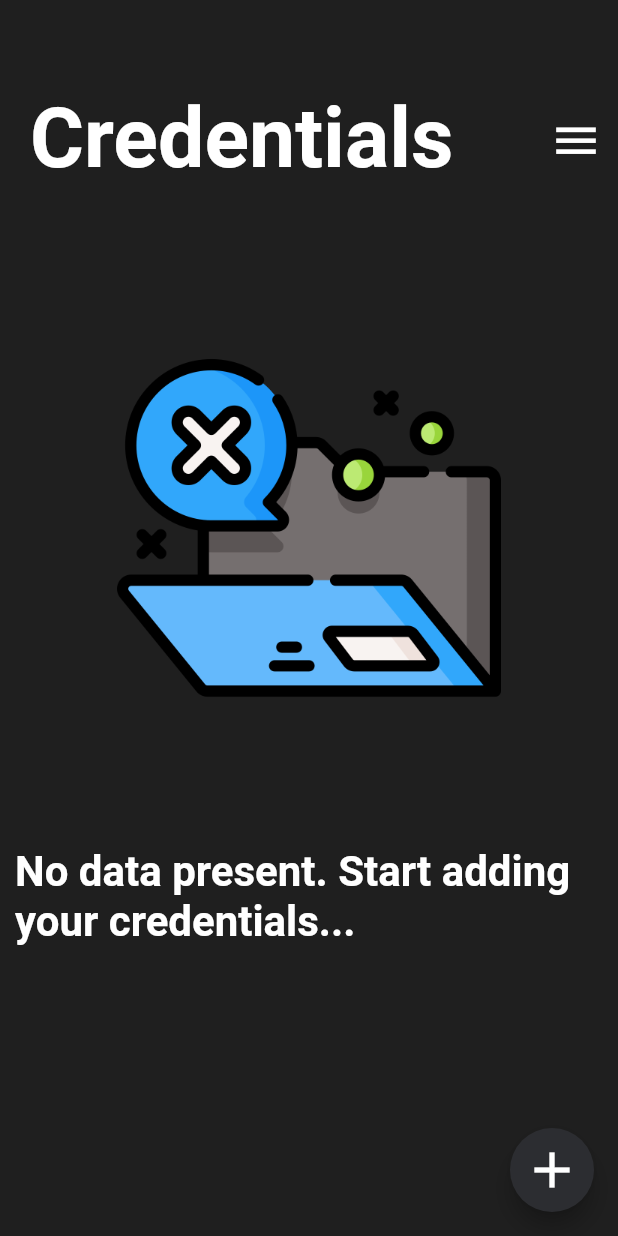
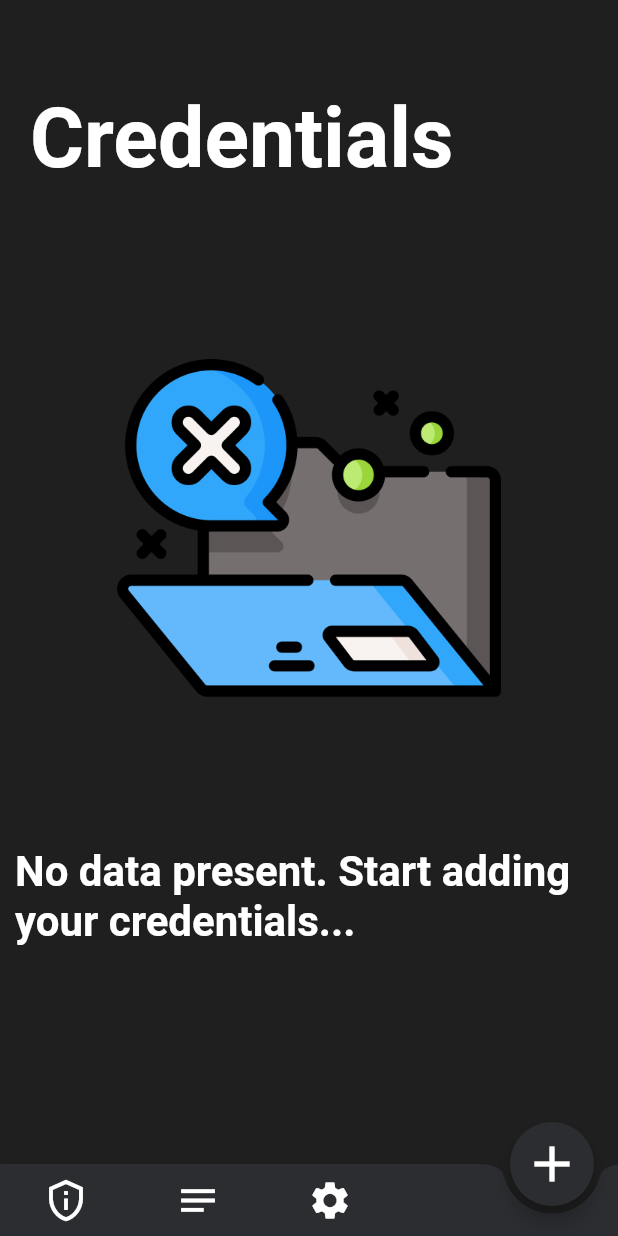
Before and after one commit to vrajbhatt27/PasswordManager_Generator, a Flutter app: the HomePage screen opened by its route, on a phone screen of 412 x 824 dp. Run offline on Flutter 3.47's test engine with Material 2 defaults, Android fonts, the phone set to English and light mode, and no system bars; our stand-ins replace fluttertoast, hive, math_expressions, permission_handler; missing offline and left inert: clipboard, encrypt; accounts and stored records are empty.

Commit message:
BottomNavBar added.
Here on selecting notes Icon the homePage is changed to Notes.

```diff
--- a/lib/view/HomePage.dart
+++ b/lib/view/HomePage.dart
@@ -15,7 +15,8 @@ class HomePage extends StatefulWidget {
 
 class _HomePageState extends State<HomePage> {
   final globalKey = GlobalKey<ScaffoldState>();
-  var height;
+  var _height;
+  bool _notesSelected = false;
 
   // Opens ModalBottomSheet. It calls NewData. Here if it is opening for update then appId is also passed.
   void _addNewData(BuildContext ctx, {String appId = ''}) {
@@ -44,13 +45,13 @@ class _HomePageState extends State<HomePage> {
             onTap: () {},
             child: update
                 ? Container(
-                    height: height * 0.7,
+                    height: _height * 0.7,
                     child: NewData(
                       appId: appId,
                     ),
                   )
                 : Container(
-                    height: height * 0.7,
+                    height: _height * 0.7,
                     child: NewData(),
                   ),
             behavior: HitTestBehavior.opaque,
@@ -61,6 +62,7 @@ class _HomePageState extends State<HomePage> {
   }
 
   Widget showMsgWhenEmptyFile() {
+    String dataName = _notesSelected ? 'notes' : 'credentials';
     return Center(
       child: Column(
         mainAxisAlignment: MainAxisAlignment.spaceEvenly,
@@ -75,7 +77,7 @@ class _HomePageState extends State<HomePage> {
           Padding(
             padding: const EdgeInsets.symmetric(horizontal: 10.0),
             child: Text(
-              'No data present. Start adding your credentials...',
+              'No data present. Start adding your $dataName...',
               style: TextStyle(
                 color: Colors.white,
                 fontSize: 28,
@@ -91,9 +93,61 @@ class _HomePageState extends State<HomePage> {
   @override
   Widget build(BuildContext context) {
     bool noDataInFile = Provider.of<Credential>(context).data.isEmpty;
-    height = MediaQuery.of(context).size.height;
+    _height = MediaQuery.of(context).size.height;
     return Scaffold(
       key: globalKey,
+      bottomNavigationBar: BottomAppBar(
+        child: Row(
+          mainAxisSize: MainAxisSize.max,
+          mainAxisAlignment: MainAxisAlignment.start,
+          children: <Widget>[
+            Container(
+              margin: EdgeInsets.symmetric(horizontal: 20),
+              child: IconButton(
+                onPressed: () {
+                  setState(() {
+                    _notesSelected = false;
+                  });
+                },
+                icon: Icon(
+                  Icons.privacy_tip_outlined,
+                  size: 30,
+                ),
+              ),
+            ),
+            Container(
+              margin: EdgeInsets.symmetric(horizontal: 20),
+              child: IconButton(
+                onPressed: () {
+									setState(() {
+                    _notesSelected = true;
+                  });
+								},
+                icon: Icon(
+                  Icons.notes,
+                  size: 30,
+                ),
+              ),
+            ),
+            Container(
+              margin: EdgeInsets.symmetric(horizontal: 20),
+              child: IconButton(
+                onPressed: () {
+                  globalKey.currentState.openEndDrawer();
+                },
+                icon: Icon(
+                  Icons.settings,
+                  size: 30,
+                ),
+              ),
+            ),
+          ],
+        ),
+        shape: CircularNotchedRectangle(),
+        color: AppColors.bgtColor,
+        notchMargin: 5,
+        elevation: 5,
+      ),
       endDrawer: Drawer(
         //Opens the drawer for direct password access.
         child: BackdropFilter(
@@ -123,23 +177,12 @@ class _HomePageState extends State<HomePage> {
                     Expanded(
                       flex: 6,
                       child: Text(
-                        'Credentials',
+                        _notesSelected ? 'Notes' : 'Credentials',
                         style: TextStyle(
                           fontSize: 55,
                           fontWeight: FontWeight.bold,
                           color: Colors.white,
                         ),
-                      ),
-                    ),
-                    Expanded(
-                      child: IconButton(
-                        icon: Icon(
-                          Icons.menu,
-                          size: 35,
-                        ),
-                        onPressed: () {
-                          globalKey.currentState.openEndDrawer();
-                        },
                       ),
                     ),
                   ],
@@ -149,17 +192,19 @@ class _HomePageState extends State<HomePage> {
 
               // main body
               Container(
-                height: height * 0.7,
+                height: _height * 0.7,
                 color: AppColors.backgroundColor,
                 child: noDataInFile
                     ? showMsgWhenEmptyFile()
-                    : ShowData(_addNewData),
+                    : _notesSelected
+                        ? Text("Show Notes")
+                        : ShowData(_addNewData),
               ),
             ],
           ),
         ),
       ),
-      floatingActionButtonLocation: FloatingActionButtonLocation.endFloat,
+      floatingActionButtonLocation: FloatingActionButtonLocation.endDocked,
       floatingActionButton: FloatingActionButton(
         backgroundColor: AppColors.bgtColor,
         child: Icon(
```
